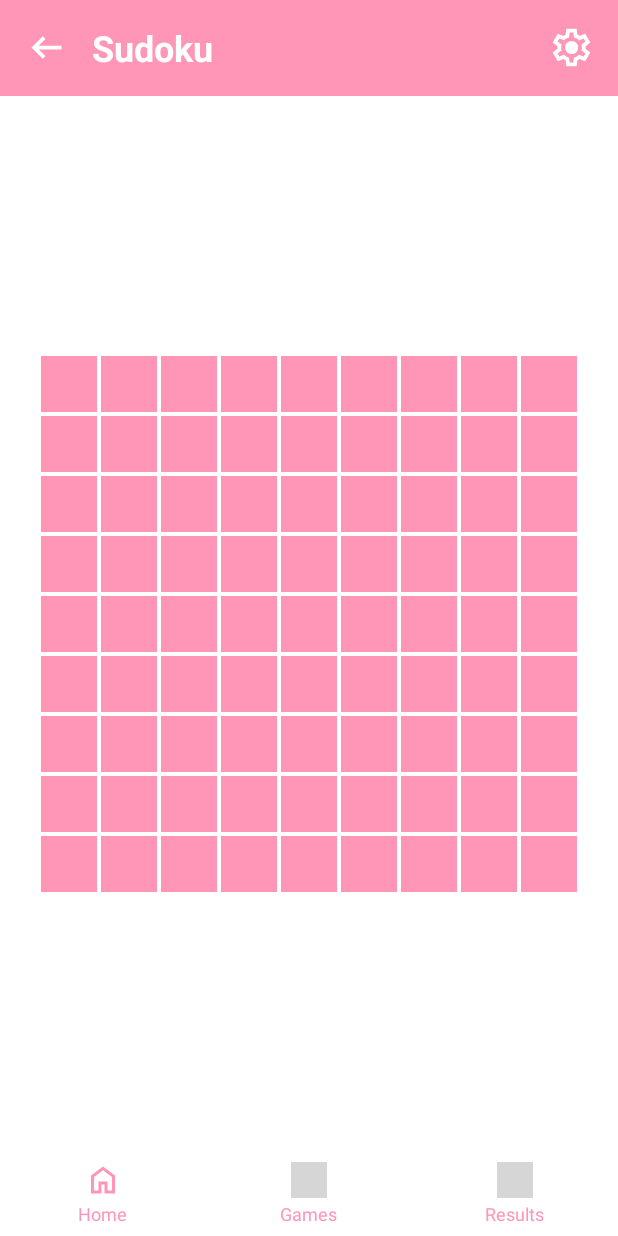
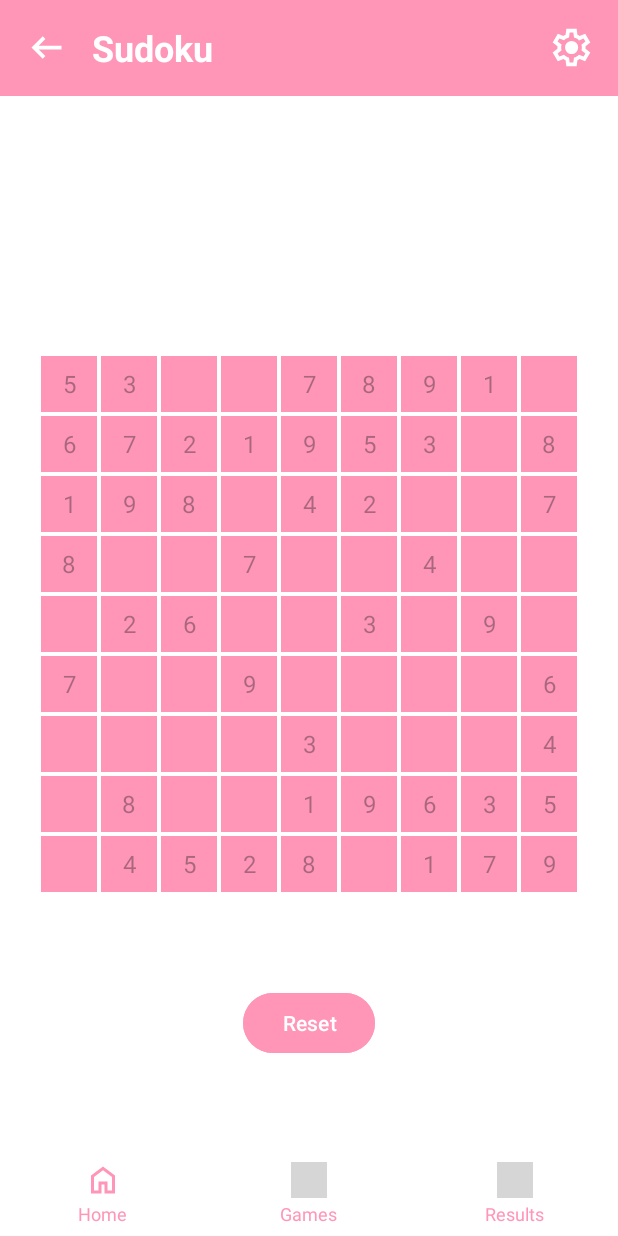
Before and after one commit to TamaraKosovac/Games-collection, an Android app: the SudokuActivity screen opened directly, with no data from a screen before it, on a phone screen of 412 x 824 dp. Run offline under Robolectric (Android 15) with nearby library versions, the phone set to English and light mode, and no system bars; grey boxes are pictures that could not be loaded.

Commit message:
Sudoku game logic

```diff
--- a/Mozgalica/app/src/main/java/com/example/mozgalica/activities/SudokuActivity.java
+++ b/Mozgalica/app/src/main/java/com/example/mozgalica/activities/SudokuActivity.java
@@ -1,5 +1,6 @@
 package com.example.mozgalica.activities;
 
+import android.app.AlertDialog;
 import android.content.Intent;
 import android.os.Bundle;
 import android.view.Gravity;
@@ -15,15 +16,22 @@ import androidx.core.view.ViewCompat;
 import androidx.core.view.WindowInsetsCompat;
 
 import com.example.mozgalica.R;
+import com.example.mozgalica.database.DatabaseHelper;
 
 public class SudokuActivity extends AppCompatActivity {
 
+    private int[][] solutionBoard;
+    private int[][] initialBoard;
+    private TextView[][] cells = new TextView[9][9];
+    private DatabaseHelper dbHelper;
+    private String currentUser = "";
 
     @Override
     protected void onCreate(Bundle savedInstanceState) {
         super.onCreate(savedInstanceState);
         EdgeToEdge.enable(this);
         setContentView(R.layout.activity_sudoku);
+        currentUser = getIntent().getStringExtra("USERNAME");
 
         if (android.os.Build.VERSION.SDK_INT >= android.os.Build.VERSION_CODES.LOLLIPOP) {
             getWindow().setStatusBarColor(getResources().getColor(R.color.colorPrimaryVariant));
@@ -34,15 +42,18 @@ public class SudokuActivity extends AppCompatActivity {
             v.setPadding(systemBars.left, systemBars.top, systemBars.right, systemBars.bottom);
             return insets;
         });
+
+        dbHelper = new DatabaseHelper(this);
+
         GridLayout sudokuGrid = findViewById(R.id.sudokuGrid);
+        int cellSize = getResources().getDimensionPixelSize(R.dimen.game_button_top_margin);
 
-        int cellSize = getResources().getDimensionPixelSize(R.dimen.game_button_top_margin);
+        generateSudokuBoard();
 
         for (int row = 0; row < 9; row++) {
             for (int col = 0; col < 9; col++) {
                 TextView cell = new TextView(this);
                 cell.setId(View.generateViewId());
-                cell.setText("");
                 cell.setGravity(Gravity.CENTER);
                 cell.setTextSize(16);
                 cell.setBackgroundResource(R.drawable.sudoku_cell_background);
@@ -50,9 +61,22 @@ public class SudokuActivity extends AppCompatActivity {
                         new ViewGroup.LayoutParams(cellSize, cellSize)
                 ));
 
+                int value = initialBoard[row][col];
+                if (value != 0) {
+                    cell.setText(String.valueOf(value));
+                    cell.setEnabled(false);
+                } else {
+                    int finalRow = row;
+                    int finalCol = col;
+                    cell.setOnClickListener(v -> showNumberInput(finalRow, finalCol));
+                }
+
+                cells[row][col] = cell;
                 sudokuGrid.addView(cell);
             }
         }
+        findViewById(R.id.btnReset).setOnClickListener(v -> recreate());
+
         findViewById(R.id.btnBack).setOnClickListener(v -> finish());
 
         findViewById(R.id.navHome).setOnClickListener(v ->
@@ -65,6 +89,67 @@ public class SudokuActivity extends AppCompatActivity {
                 startActivity(new Intent(this, HistoryActivity.class)));
     }
 
+    private void generateSudokuBoard() {
+        solutionBoard = new int[][]{
+                {5, 3, 4, 6, 7, 8, 9, 1, 2},
+                {6, 7, 2, 1, 9, 5, 3, 4, 8},
+                {1, 9, 8, 3, 4, 2, 5, 6, 7},
+                {8, 5, 9, 7, 6, 1, 4, 2, 3},
+                {4, 2, 6, 8, 5, 3, 7, 9, 1},
+                {7, 1, 3, 9, 2, 4, 8, 5, 6},
+                {9, 6, 1, 5, 3, 7, 2, 8, 4},
+                {2, 8, 7, 4, 1, 9, 6, 3, 5},
+                {3, 4, 5, 2, 8, 6, 1, 7, 9}
+        };
+
+        initialBoard = new int[9][9];
+        for (int i = 0; i < 9; i++) {
+            System.arraycopy(solutionBoard[i], 0, initialBoard[i], 0, 9);
+        }
+
+        for (int i = 0; i < 40; i++) {
+            int r = (int) (Math.random() * 9);
+            int c = (int) (Math.random() * 9);
+            initialBoard[r][c] = 0;
+        }
+    }
+
+    private void showNumberInput(int row, int col) {
+        AlertDialog.Builder builder = new AlertDialog.Builder(this);
+        builder.setTitle("Unesi broj");
+        String[] numbers = {"1", "2", "3", "4", "5", "6", "7", "8", "9"};
+        builder.setItems(numbers, (dialog, which) -> {
+            int selectedNumber = which + 1;
+            cells[row][col].setText(String.valueOf(selectedNumber));
+
+            if (selectedNumber == solutionBoard[row][col]) {
+                cells[row][col].setTextColor(getColor(R.color.colorOnPrimary));
+                checkIfGameCompleted();
+            } else {
+                cells[row][col].setTextColor(getColor(R.color.colorError));
+            }
+        });
+        builder.show();
+    }
+
+    private void checkIfGameCompleted() {
+        for (int row = 0; row < 9; row++) {
+            for (int col = 0; col < 9; col++) {
+                String cellText = cells[row][col].getText().toString();
+                if (cellText.isEmpty() || Integer.parseInt(cellText) != solutionBoard[row][col]) {
+                    return;
+                }
+            }
+        }
+
+        dbHelper.saveGameResultAsync(currentUser, "Sudoku", "Win", 100);
+        new AlertDialog.Builder(this)
+                .setTitle("Bravo!")
+                .setMessage("Uspješno si riješio Sudoku.")
+                .setPositiveButton("OK", (d, w) -> finish())
+                .show();
+    }
+
     public void onSettings(View view) {
         startActivity(new Intent(this, SettingsActivity.class));
     }
--- a/Mozgalica/app/src/main/res/layout/activity_sudoku.xml
+++ b/Mozgalica/app/src/main/res/layout/activity_sudoku.xml
@@ -67,6 +67,21 @@
         android:columnCount="9"
         android:layout_margin="@dimen/margin_medium"
         app:layout_constraintTop_toBottomOf="@id/topNavBar"
+        app:layout_constraintBottom_toTopOf="@id/bottomNavBar"
+        app:layout_constraintStart_toStartOf="parent"
+        app:layout_constraintEnd_toEndOf="parent" />
+
+    <Button
+        android:id="@+id/btnReset"
+        android:layout_width="wrap_content"
+        android:layout_height="wrap_content"
+        android:text="@string/reset"
+        android:textAllCaps="false"
+        android:layout_marginTop="@dimen/game_button_details_margin"
+        android:layout_marginBottom="@dimen/game_button_details_margin"
+        android:backgroundTint="@color/colorPrimary"
+        android:textColor="@color/colorOnPrimary"
+        app:layout_constraintTop_toBottomOf="@id/sudokuGrid"
         app:layout_constraintBottom_toTopOf="@id/bottomNavBar"
         app:layout_constraintStart_toStartOf="parent"
         app:layout_constraintEnd_toEndOf="parent" />
--- a/Mozgalica/app/src/main/res/values/strings.xml
+++ b/Mozgalica/app/src/main/res/values/strings.xml
@@ -52,5 +52,6 @@
     <string name="time">Time</string>
     <string name="score">Score</string>
     <string name="search">Search</string>
+    <string name="reset">Reset</string>
 
 </resources>
```
Also changed, not shown: 1 other file.
